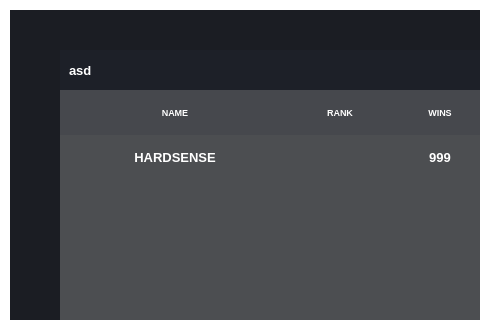
Qt form ui/main2.ui (rus919/Hardsense_project) before a commit; both pictures show x 0 to 480 and y 0 to 320 of the 700 by 550 pixel window.
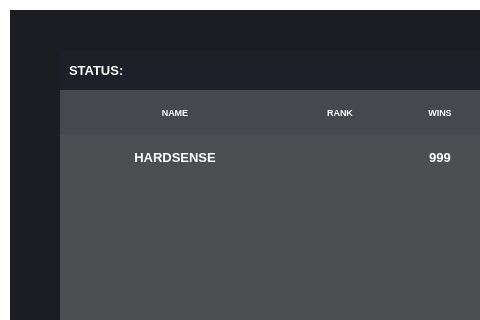
The same form after that commit. Icons and pictures are not drawn.

Diff of the .ui file:
```diff
--- a/ui/main2.ui
+++ b/ui/main2.ui
@@ -686,7 +686,7 @@
                        <string notr="true"/>
                       </property>
                       <property name="text">
-                       <string>asd</string>
+                       <string>STATUS:</string>
                       </property>
                      </widget>
                     </item>
```
Left out of the diff: 54 changed lines with no effect on the pictures.
